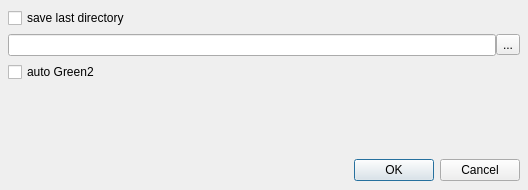
This is RawLab/settingsdlg.ui in kapankov/RawLab as Qt 5 draws it before an edit. The edited form follows.
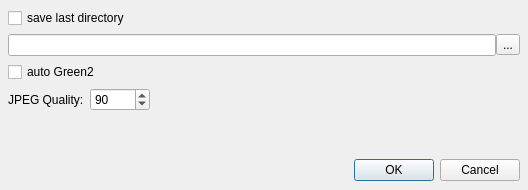
This is the edited form.

Commit message: jpeg quality in settings, save last dir for saving

Patch:
```diff
--- a/RawLab/settingsdlg.ui
+++ b/RawLab/settingsdlg.ui
@@ -74,6 +74,55 @@
        </property>
       </widget>
      </item>
+     <item>
+      <layout class="QHBoxLayout" name="horizontalLayout_2">
+       <item>
+        <widget class="QLabel" name="label">
+         <property name="text">
+          <string>JPEG Quality:</string>
+         </property>
+        </widget>
+       </item>
+       <item>
+        <widget class="QSpinBox" name="sbJpegQual">
+         <property name="minimumSize">
+          <size>
+           <width>60</width>
+           <height>0</height>
+          </size>
+         </property>
+         <property name="maximumSize">
+          <size>
+           <width>60</width>
+           <height>16777215</height>
+          </size>
+         </property>
+         <property name="minimum">
+          <number>50</number>
+         </property>
+         <property name="maximum">
+          <number>100</number>
+         </property>
+         <property name="value">
+          <number>90</number>
+         </property>
+        </widget>
+       </item>
+       <item>
+        <spacer name="horizontalSpacer">
+         <property name="orientation">
+          <enum>Qt::Horizontal</enum>
+         </property>
+         <property name="sizeHint" stdset="0">
+          <size>
+           <width>40</width>
+           <height>20</height>
+          </size>
+         </property>
+        </spacer>
+       </item>
+      </layout>
+     </item>
      <item>
       <spacer name="verticalSpacer">
        <property name="orientation">
```
The commit also changes 8 other files.
